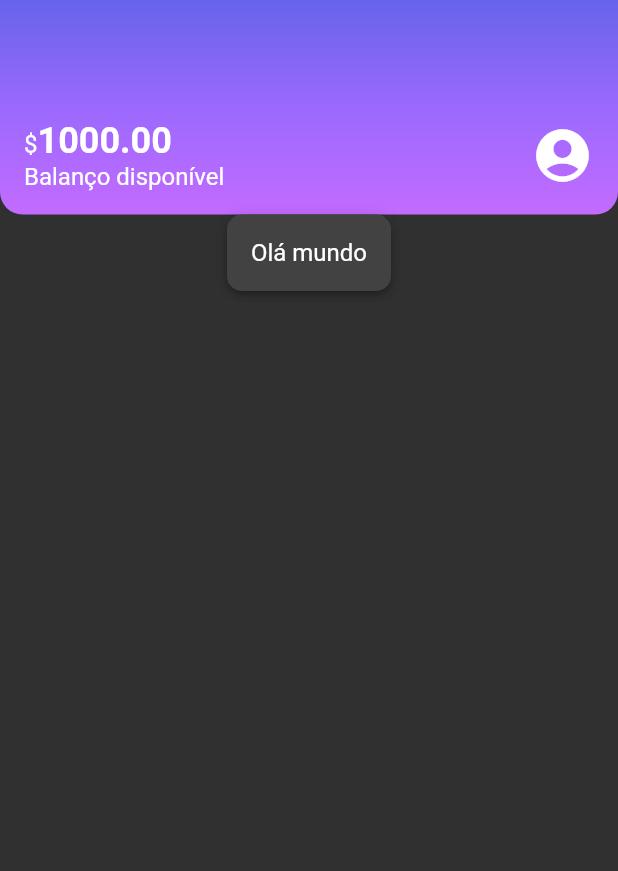
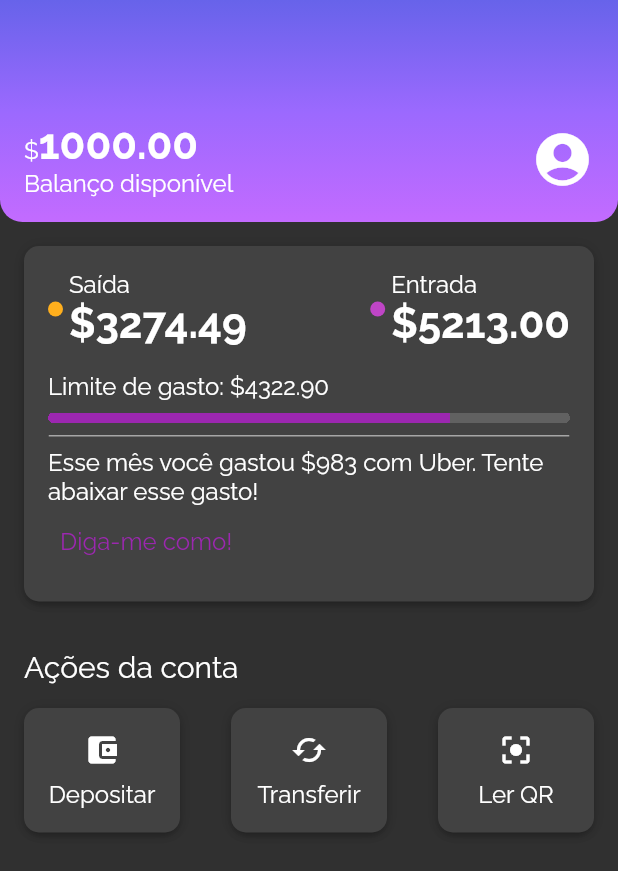
Before and after one commit to VictorGRamos/Bank_APP, a Flutter app: the screen it shows after launch, on a phone screen of 412 x 824 dp. Shown: the top 871 px of the screen. Run offline on Flutter 3.47's test engine with Material 2 defaults, Android fonts, the phone set to English and light mode, and no system bars.

Commit message:
Card principal e Ações da conta

```diff
--- a/lib/components/box_card.dart
+++ b/lib/components/box_card.dart
@@ -6,7 +6,7 @@ class BoxCard extends StatelessWidget {
 
   @override
   Widget build(BuildContext context) {
-    return Container(
+    return Ink(
         decoration: BoxDecoration(
           boxShadow: kElevationToShadow[3],
           borderRadius: BorderRadius.circular(10),
--- /dev/null
+++ b/lib/components/color_dot.dart
@@ -0,0 +1,18 @@
+import 'package:flutter/material.dart';
+
+class ColorDot extends StatelessWidget {
+  final Color? color;
+  const ColorDot({super.key, required this.color});
+
+  @override
+  Widget build(BuildContext context) {
+    return Container(
+      width: 10,
+      height: 10,
+      decoration: BoxDecoration(
+        color: color,
+        borderRadius: BorderRadius.circular(10),
+      ),
+    );
+  }
+}
--- /dev/null
+++ b/lib/components/content_division.dart
@@ -0,0 +1,17 @@
+import 'package:flutter/material.dart';
+
+import '../themes/theme_colors.dart';
+
+class ContentDivision extends StatelessWidget {
+  const ContentDivision({super.key});
+
+  @override
+  Widget build(BuildContext context) {
+    return Container(
+      height: 1,
+      decoration: BoxDecoration(
+        border: Border.all(color: ThemeColors.division),
+      ),
+    );
+  }
+}
--- /dev/null
+++ b/lib/components/sections/account_actions.dart
@@ -0,0 +1,82 @@
+import 'package:alubank/components/box_card.dart';
+import 'package:flutter/material.dart';
+import 'package:flutter/src/widgets/framework.dart';
+import 'package:flutter/src/widgets/placeholder.dart';
+
+class AccountActions extends StatelessWidget {
+  const AccountActions({super.key});
+
+  @override
+  Widget build(BuildContext context) {
+    return Padding(
+      padding: EdgeInsets.all(16),
+      child: Column(
+        crossAxisAlignment: CrossAxisAlignment.start,
+        children: [
+          Padding(
+            padding: const EdgeInsets.only(bottom: 16.0),
+            child: Text(
+              "Ações da conta",
+              style: Theme.of(context).textTheme.titleMedium,
+            ),
+          ),
+          Row(
+            mainAxisAlignment: MainAxisAlignment.spaceBetween,
+            children: [
+              InkWell(
+                onTap: (){},
+                child: const BoxCard(
+                  boxContent: _AccountActionsContent(
+                    icon: Icon(Icons.account_balance_wallet),
+                    text: "Depositar",
+                  ),
+                ),
+              ),
+              InkWell(
+                onTap: (){},
+                child: const BoxCard(
+                  boxContent: _AccountActionsContent(
+                    icon: Icon(Icons.cached),
+                    text: "Transferir",
+                  ),
+                ),
+              ),
+              InkWell(
+                onTap: (){},
+                child: const BoxCard(
+                  boxContent: _AccountActionsContent(
+                    icon: Icon(Icons.center_focus_strong),
+                    text: "Ler QR",
+                  ),
+                ),
+              ),
+            ],
+          )
+        ],
+      ),
+    );
+  }
+}
+
+class _AccountActionsContent extends StatelessWidget {
+  final Icon icon;
+  final String text;
+  const _AccountActionsContent(
+      {super.key, required this.icon, required this.text});
+
+  @override
+  Widget build(BuildContext context) {
+    return Container(
+      width: 72,
+      child: Column(
+        children: [
+          Padding(
+            padding: const EdgeInsets.only(bottom: 8.0),
+            child: icon,
+          ),
+          Text(text),
+        ],
+      ),
+    );
+  }
+}
--- a/lib/components/sections/header.dart
+++ b/lib/components/sections/header.dart
@@ -1,5 +1,6 @@
 import 'package:alubank/themes/theme_colors.dart';
 import 'package:flutter/material.dart';
+import 'package:alubank/themes/my_theme.dart';
 
 class Header extends StatelessWidget {
   const Header({super.key});
@@ -22,19 +23,18 @@ class Header extends StatelessWidget {
           children: <Widget>[
             Column(
               crossAxisAlignment: CrossAxisAlignment.start,
-              children: const <Widget>[
+              children: <Widget>[
                 Text.rich(
                   TextSpan(
                     text: "\$",
                     children: <TextSpan>[
                       TextSpan(
                           text: "1000.00",
-                          style: TextStyle(
-                              fontSize: 24, fontWeight: FontWeight.bold)),
+                          style: Theme.of(context).textTheme.bodyLarge),
                     ],
                   ),
                 ),
-                Text("Balanço disponível"),
+                const Text("Balanço disponível"),
               ],
             ),
             const Icon(
--- /dev/null
+++ b/lib/components/sections/recent_activity.dart
@@ -0,0 +1,104 @@
+import 'package:alubank/components/box_card.dart';
+import 'package:alubank/components/color_dot.dart';
+import 'package:alubank/components/content_division.dart';
+import 'package:alubank/themes/theme_colors.dart';
+import 'package:flutter/material.dart';
+import 'package:flutter/src/widgets/framework.dart';
+import 'package:flutter/src/widgets/placeholder.dart';
+
+class RecentActivity extends StatelessWidget {
+  const RecentActivity({super.key});
+
+  @override
+  Widget build(BuildContext context) {
+    return const Padding(
+      padding: EdgeInsets.all(16.0),
+      child: BoxCard(boxContent: _RecentActivityContent()),
+    );
+  }
+}
+
+class _RecentActivityContent extends StatelessWidget {
+  const _RecentActivityContent({super.key});
+
+  @override
+  Widget build(BuildContext context) {
+    return Column(
+      crossAxisAlignment: CrossAxisAlignment.start,
+      children: [
+        Row(
+          mainAxisAlignment: MainAxisAlignment.spaceBetween,
+          children: [
+            Row(
+              children: [
+                Padding(
+                  padding: const EdgeInsets.only(right: 4.0),
+                  child: ColorDot(
+                    color: ThemeColors.recentActivity['spent'],
+                  ),
+                ),
+                Column(
+                  crossAxisAlignment: CrossAxisAlignment.start,
+                  children: [
+                    const Text("Saída"),
+                    Text(
+                      '\$3274.49',
+                      style: Theme.of(context).textTheme.bodyLarge,
+                    ),
+                  ],
+                )
+              ],
+            ),
+            Row(
+              children: [
+                Padding(
+                  padding: const EdgeInsets.only(right: 4.0),
+                  child: ColorDot(
+                    color: ThemeColors.recentActivity['income'],
+                  ),
+                ),
+                Column(
+                  crossAxisAlignment: CrossAxisAlignment.start,
+                  children: [
+                    const Text("Entrada"),
+                    Text(
+                      '\$5213.00',
+                      style: Theme.of(context).textTheme.bodyLarge,
+                    ),
+                  ],
+                )
+              ],
+            ),
+          ],
+        ),
+        const Padding(
+          padding: EdgeInsets.only(top: 16, bottom: 8),
+          child: Text('Limite de gasto: \$4322.90'),
+        ),
+        Container(
+          clipBehavior: Clip.hardEdge,
+          decoration: BoxDecoration(
+            borderRadius: BorderRadius.circular(5),
+          ),
+          child: const LinearProgressIndicator(
+            value: 0.77,
+            minHeight: 7,
+          ),
+        ),
+        const Padding(
+          padding: EdgeInsets.only(top: 8.0, bottom: 8.0),
+          child: ContentDivision(),
+        ),
+        const Text(
+            "Esse mês você gastou \$983 com Uber. Tente abaixar esse gasto!"),
+        TextButton(
+          onPressed: () {},
+          child: const Text(
+            "Diga-me como!",
+            style: TextStyle(fontSize: 16),
+          ),
+        )
+      ],
+    );
+  }
+}
--- a/lib/screens/home.dart
+++ b/lib/screens/home.dart
@@ -1,5 +1,10 @@
 import 'package:alubank/components/box_card.dart';
+import 'package:alubank/components/color_dot.dart';
+import 'package:alubank/components/content_division.dart';
+import 'package:alubank/components/sections/account_actions.dart';
 import 'package:alubank/components/sections/header.dart';
+import 'package:alubank/components/sections/recent_activity.dart';
+import 'package:alubank/themes/theme_colors.dart';
 import 'package:flutter/material.dart';
 
 class Home extends StatelessWidget {
@@ -7,11 +12,14 @@ class Home extends StatelessWidget {
 
   @override
   Widget build(BuildContext context) {
-    return Scaffold(body: Column(
-      children: <Widget>[
-        Header(),
-        BoxCard(boxContent: Text("Olá mundo"))
-      ],
-    ),);
+    return Scaffold(
+      body: Column(
+        children: const <Widget>[
+          Header(),
+          RecentActivity(),
+          AccountActions(),
+        ],
+      ),
+    );
   }
 }
--- a/lib/themes/my_theme.dart
+++ b/lib/themes/my_theme.dart
@@ -5,6 +5,18 @@ ThemeData MyTheme = ThemeData(
   primarySwatch: ThemeColors.primaryColor,
   primaryColor: ThemeColors.primaryColor,
   brightness: Brightness.dark,
-  textTheme: const TextTheme(bodyMedium: TextStyle(fontSize: 16))
-
+  fontFamily: 'Raleway',
+  textTheme: const TextTheme(
+    bodyMedium: TextStyle(
+      fontSize: 16,
+    ),
+    bodyLarge: TextStyle(
+      fontSize: 28,
+      fontWeight: FontWeight.bold,
+    ),
+    titleMedium: TextStyle(
+      fontSize: 20,
+      fontWeight: FontWeight.normal,
+    ),
+  ),
 );
--- a/lib/themes/theme_colors.dart
+++ b/lib/themes/theme_colors.dart
@@ -7,4 +7,12 @@ class ThemeColors {
     Color.fromARGB(255, 155, 105, 254),
     Color.fromARGB(255, 195, 107, 255)
   ];
+
+  static const recentActivity = {
+    'spent': Color.fromRGBO(255, 175, 29, 1.0),
+    'income': Color.fromRGBO(191, 69, 198, 1.0),
+  };
+
+  static const division = Color.fromRGBO(166, 166, 166, 1.0);
+
 }
```
Also changed, not shown: pubspec.yaml (+7 -0 lines), fonts/Raleway-Bold.ttf (added), fonts/Raleway-Regular.ttf (added). Lines whose indentation alone changed are shown as unchanged.
